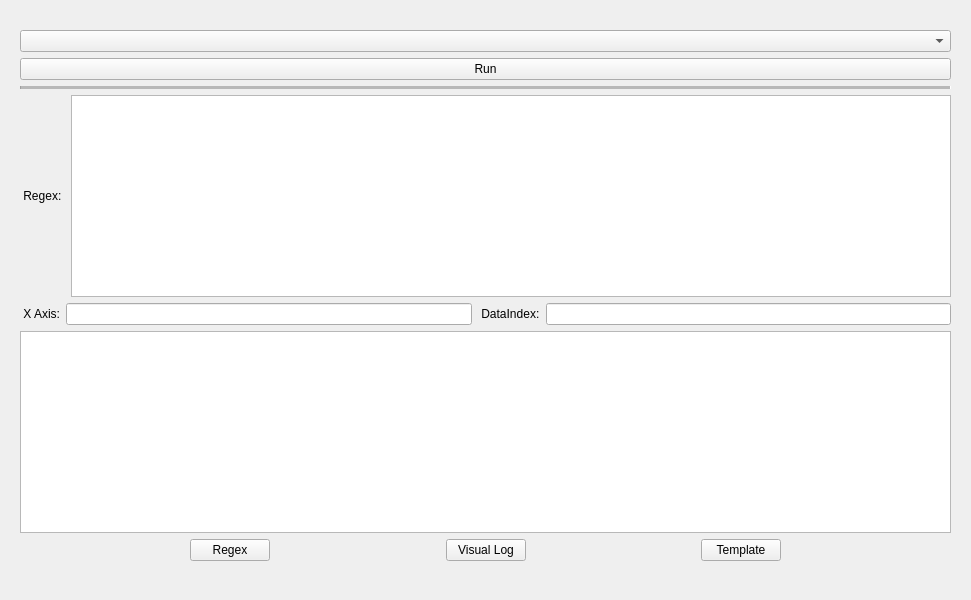
This is src/PluginsPy/MainUI.ui in FolderLevel/PluginsPy as Qt 5 draws it before an edit. The edited form follows.
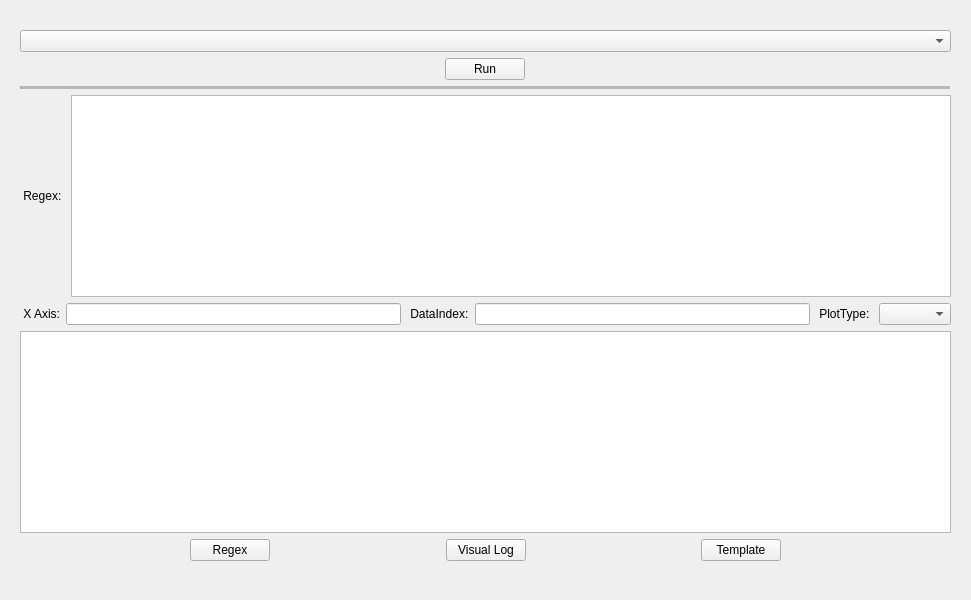
This is the edited form.

Commit message: support plot type

The edit to the form file:
```diff
--- a/src/PluginsPy/MainUI.ui
+++ b/src/PluginsPy/MainUI.ui
@@ -28,15 +28,35 @@
       <widget class="QComboBox" name="PSPluginsComboBox"/>
      </item>
      <item>
-      <layout class="QGridLayout" name="PSGridLayout"/>
+      <layout class="QHBoxLayout" name="horizontalLayout_4">
+       <item>
+        <layout class="QGridLayout" name="PSGridLayout" rowminimumheight="0" columnminimumwidth="0">
+         <property name="sizeConstraint">
+          <enum>QLayout::SetDefaultConstraint</enum>
+         </property>
+         <property name="topMargin">
+          <number>6</number>
+         </property>
+         <property name="bottomMargin">
+          <number>6</number>
+         </property>
+        </layout>
      </item>
      <item>
       <widget class="QPushButton" name="PSRunPushButton">
+         <property name="sizePolicy">
+          <sizepolicy hsizetype="Fixed" vsizetype="Preferred">
+           <horstretch>0</horstretch>
+           <verstretch>0</verstretch>
+          </sizepolicy>
+         </property>
        <property name="text">
         <string>Run</string>
        </property>
       </widget>
      </item>
+      </layout>
+     </item>
      <item>
       <widget class="Line" name="line">
        <property name="lineWidth">
@@ -86,6 +106,16 @@
        <item>
         <widget class="QLineEdit" name="PSDataIndexLineEdit"/>
        </item>
+       <item>
+        <widget class="QLabel" name="label_3">
+         <property name="text">
+          <string> PlotType: </string>
+         </property>
+        </widget>
+       </item>
+       <item>
+        <widget class="QComboBox" name="PSPlotTypeComboBox"/>
+       </item>
       </layout>
      </item>
      <item>
```
Lines whose indentation alone changed are shown as unchanged. The commit also changes 5 other files.
